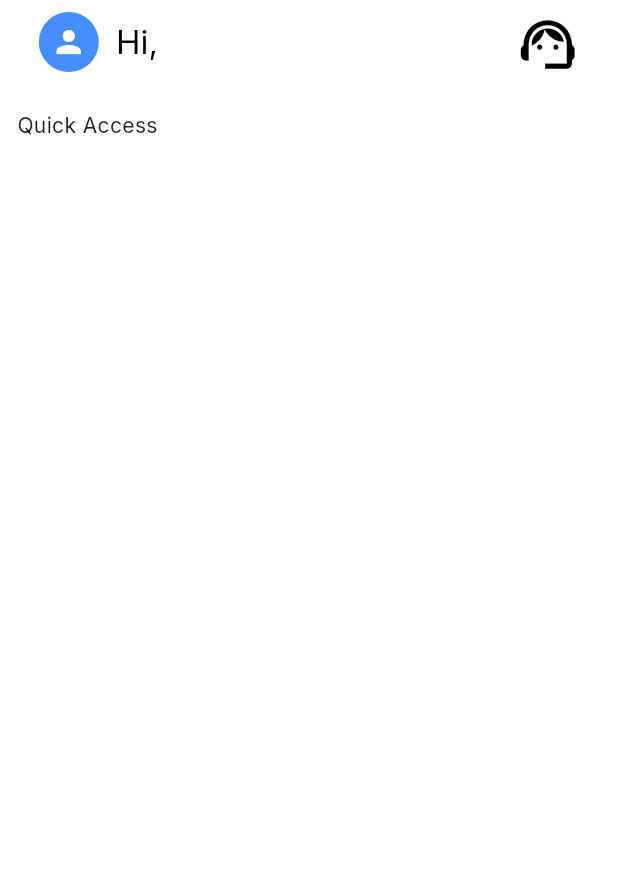
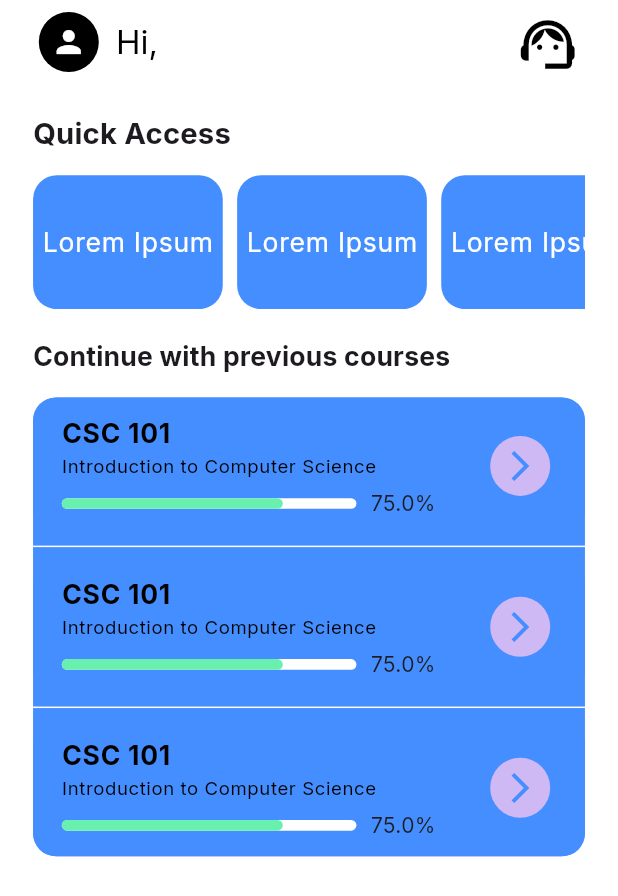
Before and after one commit to sixtusagbo/aceit, a Flutter app: the screen it shows once a user with an empty profile is signed in, on a phone screen of 412 x 824 dp. Shown: the top 896 px of the screen. Run offline on Flutter 3.47's test engine with Material 3 defaults, Android fonts, the phone set to English and light mode, and no system bars; drawn by our look-alikes of percent_indicator; our stand-ins replace firebase_auth, firebase_core, flutter_screenutil, go_router, google_fonts, hooks_riverpod; missing offline and left inert: firebase_ui_auth; accounts and stored records are empty.

Commit message:
Design home page

```diff
--- a/lib/screens/home_page.dart
+++ b/lib/screens/home_page.dart
@@ -1,5 +1,7 @@
 import 'package:aceit/screens/profile_page.dart';
 import 'package:aceit/state/auth.dart';
+import 'package:aceit/utils/extensions.dart';
+import 'package:aceit/widgets/course_progress_widget.dart';
 import 'package:flutter/material.dart';
 import 'package:flutter_screenutil/flutter_screenutil.dart';
 import 'package:go_router/go_router.dart';
@@ -22,7 +24,10 @@ class HomePage extends ConsumerWidget {
           children: [
             GestureDetector(
               onTap: () => context.push(ProfilePage.routeLocation),
-              child: const CircleAvatar(child: Icon(Icons.person)),
+              child: const CircleAvatar(
+                backgroundColor: Colors.black,
+                child: Icon(Icons.person),
+              ),
             ),
             12.horizontalSpace,
             SizedBox(
@@ -46,19 +51,77 @@ class HomePage extends ConsumerWidget {
         ],
       ),
       body: Padding(
-        padding: EdgeInsets.symmetric(vertical: 20.h, horizontal: 12.w),
-        child: const Column(
-          crossAxisAlignment: CrossAxisAlignment.center,
+        padding: EdgeInsets.symmetric(vertical: 20.h, horizontal: 23.w),
+        child: Column(
+          crossAxisAlignment: CrossAxisAlignment.start,
           children: [
             Text(
               "Quick Access",
+              style: context.textTheme.titleMedium?.copyWith(
+                fontSize: 22.sp,
+                fontWeight: FontWeight.w700,
+              ),
             ),
+            16.verticalSpace,
 
             /// Cards for quick access
+            SingleChildScrollView(
+              scrollDirection: Axis.horizontal,
+              child: Row(
+                children: [
+                  for (final _ in [1, 2, 3])
+                    Container(
+                      width: 132.w,
+                      height: 101.h,
+                      decoration: ShapeDecoration(
+                        color: Theme.of(context).primaryColor,
+                        shape: RoundedRectangleBorder(
+                            borderRadius: BorderRadius.circular(18.r)),
+                      ),
+                      child: Center(
+                        child: Text(
+                          'Lorem Ipsum',
+                          style: context.textTheme.bodyLarge?.copyWith(
+                            color: Colors.white,
+                            fontSize: 20.sp,
+                            fontWeight: FontWeight.w400,
+                          ),
+                          // style: context.textTheme,
+                        ),
+                      ),
+                    ),
+                ].separatedBy(10.horizontalSpace),
+              ),
+            ),
+            20.verticalSpace,
 
-            /// Current progress with previous courses on Practice
+            Text(
+              "Continue with previous courses",
+              style: context.textTheme.titleMedium?.copyWith(
+                fontSize: 20.sp,
+                fontWeight: FontWeight.w700,
+              ),
+            ),
+            16.verticalSpace,
 
-            /// Recent courses
+            /// Continue with previous courses
+            Container(
+              width: double.infinity,
+              decoration: ShapeDecoration(
+                color: Theme.of(context).primaryColor,
+                shape: RoundedRectangleBorder(
+                  borderRadius: BorderRadius.circular(18.r),
+                ),
+              ),
+              child: Column(
+                children: [
+                  const CourseProgressWidget(),
+                  const CourseProgressWidget(),
+                  const CourseProgressWidget(),
+                ].separatedBy(const Divider()),
+              ),
+            ),
+            16.verticalSpace,
           ],
         ),
       ),
--- /dev/null
+++ b/lib/widgets/course_progress_widget.dart
@@ -0,0 +1,83 @@
+import 'package:aceit/utils/extensions.dart';
+import 'package:flutter/material.dart';
+import 'package:flutter_screenutil/flutter_screenutil.dart';
+import 'package:percent_indicator/percent_indicator.dart';
+
+class CourseProgressWidget extends StatelessWidget {
+  const CourseProgressWidget({
+    super.key,
+  });
+
+  @override
+  Widget build(BuildContext context) {
+    return InkWell(
+      onTap: () {},
+      child: Ink(
+        decoration: ShapeDecoration(
+          color: Theme.of(context).primaryColor,
+          shape: RoundedRectangleBorder(
+            borderRadius: BorderRadius.circular(17.r),
+          ),
+        ),
+        child: Padding(
+          padding: EdgeInsets.symmetric(vertical: 12.h, horizontal: 20.w),
+          child: Row(
+            mainAxisAlignment: MainAxisAlignment.spaceBetween,
+            children: [
+              Column(
+                crossAxisAlignment: CrossAxisAlignment.start,
+                children: [
+                  Text(
+                    'CSC 101',
+                    style: context.textTheme.bodyLarge?.copyWith(
+                      fontSize: 20.sp,
+                      fontWeight: FontWeight.w700,
+                      color: Colors.black,
+                    ),
+                  ),
+                  Text(
+                    'Introduction to Computer Science',
+                    style: context.textTheme.bodySmall?.copyWith(
+                      fontSize: 14.sp,
+                      fontWeight: FontWeight.w400,
+                      color: Colors.black,
+                    ),
+                  ),
+                  8.verticalSpace,
+
+                  /// Progress bar
+                  LinearPercentIndicator(
+                    width: MediaQuery.sizeOf(context).width * 0.5,
+                    animation: true,
+                    lineHeight: 8.h,
+                    animationDuration: 2000,
+                    percent: 0.75,
+                    barRadius: Radius.circular(40.r),
+                    backgroundColor: Colors.white,
+                    progressColor: Colors.greenAccent,
+                    trailing: const Text("75.0%"),
+                    padding: EdgeInsets.only(right: 10.w),
+                  )
+                ],
+              ),
+
+              /// Circle arrow right icon
+              IconButton(
+                onPressed: () {},
+                icon: const Icon(
+                  Icons.arrow_forward_ios,
+                ),
+                color: Theme.of(context).primaryColor,
+                style: IconButton.styleFrom(
+                  shape: const CircleBorder(),
+                  backgroundColor: const Color(0xFFCFB9F4),
+                  fixedSize: Size.fromHeight(29.h),
+                ),
+              )
+            ],
+          ),
+        ),
+      ),
+    );
+  }
+}
--- a/pubspec.yaml
+++ b/pubspec.yaml
@@ -44,6 +44,7 @@ dependencies:
   go_router: ^14.3.0
   google_fonts: ^6.2.1
   flutter_screenutil: ^5.9.3
+  percent_indicator: ^4.2.3
 
 dev_dependencies:
   flutter_test:
```
Also changed, not shown: pubspec.lock.
